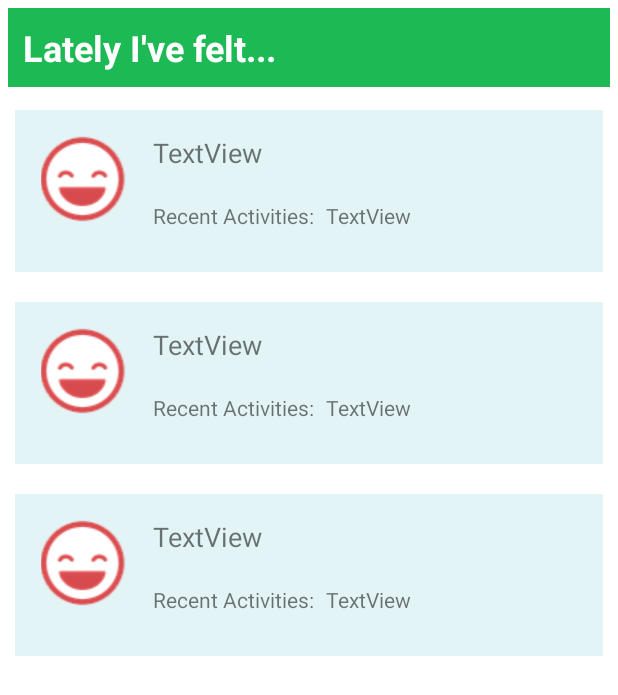
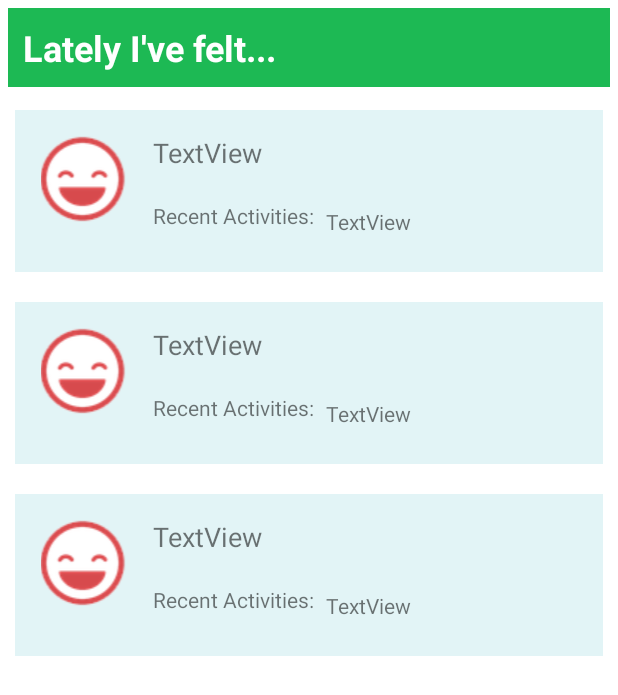
Before and after one commit to yahancheng/canary, an Android app: the layout fragment_history.xml on its own in the app's theme, with its tools: preview values and no code run, on a phone screen of 412 x 824 dp. Shown: the top 695 px of the screen. Run offline under Robolectric (Android 15) with nearby library versions, the phone set to English and light mode, and no system bars.

Commit message:
TWEAKS
+Because what's the fun in leaving well enough alone?

```diff
--- a/app/src/main/res/layout/item_list_mood_entry.xml
+++ b/app/src/main/res/layout/item_list_mood_entry.xml
@@ -48,10 +48,12 @@
         android:layout_height="wrap_content"
         android:layout_marginStart="8dp"
         android:layout_marginTop="20dp"
+        android:layout_marginEnd="8dp"
+        android:layout_marginBottom="20dp"
+        android:ellipsize="end"
         android:maxLines="8"
-        android:ellipsize="end"
-        android:layout_marginEnd="8dp"
         android:text="TextView"
+        app:layout_constraintBottom_toBottomOf="parent"
         app:layout_constraintEnd_toEndOf="parent"
         app:layout_constraintStart_toEndOf="@+id/recent_pastimes_label"
         app:layout_constraintTop_toBottomOf="@+id/entry_date_time" />
```
